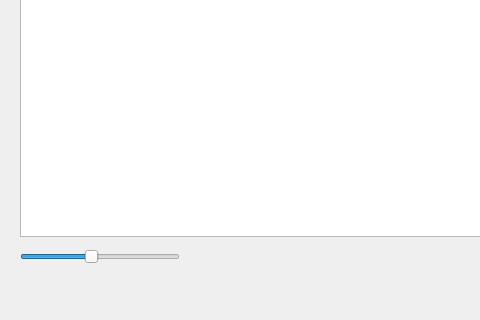
Before: the Qt Designer form mainwindow.ui in Weronika1/projekt4, drawn with Qt 5; both pictures show x 0 to 480 and y 441 to 761 of the 1136 by 761 pixel window.
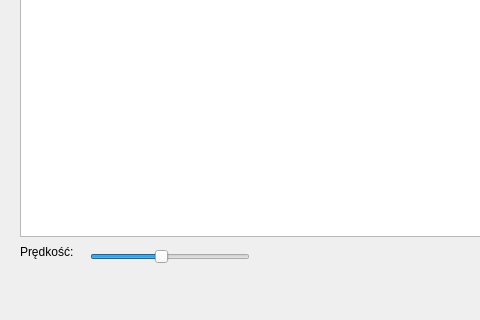
After: the same form once the commit is applied.

```diff
--- a/mainwindow.ui
+++ b/mainwindow.ui
@@ -36,7 +36,7 @@
    <widget class="QSlider" name="predkosc">
     <property name="geometry">
      <rect>
-      <x>20</x>
+      <x>90</x>
       <y>670</y>
       <width>160</width>
       <height>22</height>
@@ -55,6 +55,19 @@
      <enum>Qt::Horizontal</enum>
     </property>
    </widget>
+   <widget class="QLabel" name="label">
+    <property name="geometry">
+     <rect>
+      <x>20</x>
+      <y>660</y>
+      <width>81</width>
+      <height>31</height>
+     </rect>
+    </property>
+    <property name="text">
+     <string>Prędkość:</string>
+    </property>
+   </widget>
   </widget>
   <widget class="QMenuBar" name="menuBar">
    <property name="geometry">
```
